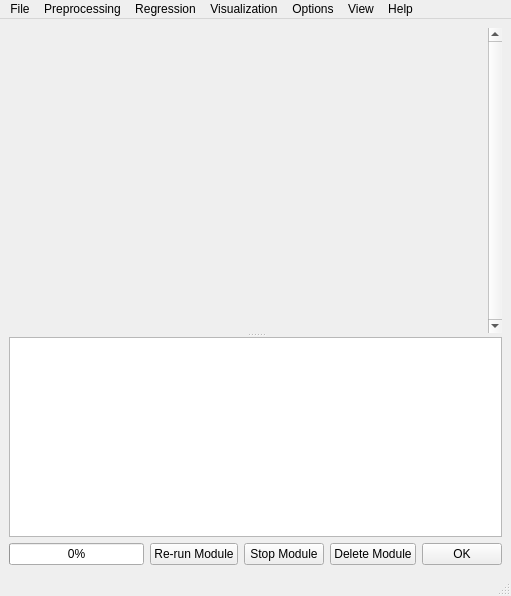
First picture: the form in ui/MainWindow.ui, repository tthatcher95/PyHAT_Point_Spectra_GUI, before the edit.
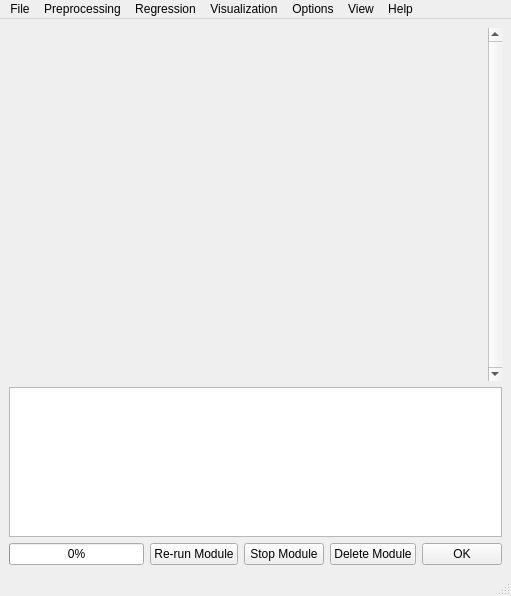
Second picture: the form after the edit.

The edit to the form file:
```diff
--- a/ui/MainWindow.ui
+++ b/ui/MainWindow.ui
@@ -16,10 +16,6 @@
   <widget class="QWidget" name="centralwidget">
    <layout class="QVBoxLayout" name="verticalLayout">
     <item>
-     <widget class="QSplitter" name="splitter">
-      <property name="orientation">
-       <enum>Qt::Vertical</enum>
-      </property>
       <widget class="QScrollArea" name="scrollArea">
        <property name="frameShape">
         <enum>QFrame::NoFrame</enum>
@@ -45,7 +41,7 @@
           <x>0</x>
           <y>0</y>
           <width>476</width>
-          <height>301</height>
+         <height>350</height>
          </rect>
         </property>
         <layout class="QVBoxLayout" name="verticalLayout_3">
@@ -55,6 +51,8 @@
         </layout>
        </widget>
       </widget>
+    </item>
+    <item>
       <widget class="QTextBrowser" name="textBrowser">
        <property name="enabled">
         <bool>true</bool>
@@ -62,13 +60,12 @@
        <property name="maximumSize">
         <size>
          <width>16777215</width>
-         <height>200</height>
+        <height>150</height>
         </size>
        </property>
        <property name="toolTip">
         <string>&lt;html&gt;&lt;head/&gt;&lt;body&gt;&lt;p&gt;Console window&lt;br/&gt;This window gives you information about your running module&lt;br/&gt;Errors will also show up here, if they occur&lt;/p&gt;&lt;/body&gt;&lt;/html&gt;</string>
        </property>
-      </widget>
      </widget>
     </item>
     <item>
```
Lines whose indentation alone changed are shown as unchanged.
